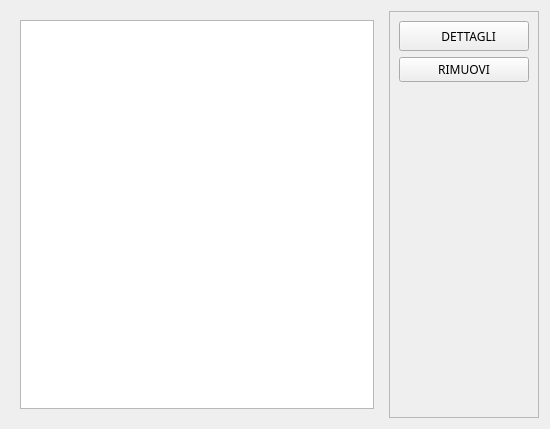
First picture: the form in projectIS/notifica/view/VistaNotifica.ui, repository chritianchiappa/progetto_panificio, before the edit.
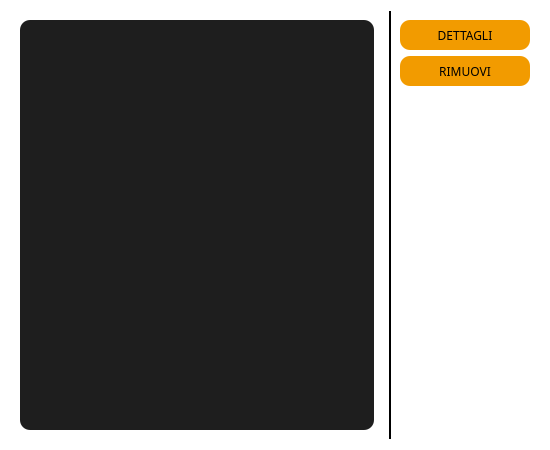
Second picture: the form after the edit. Icons and pictures are not drawn.

```diff
--- a/projectIS/notifica/view/VistaNotifica.ui
+++ b/projectIS/notifica/view/VistaNotifica.ui
@@ -7,13 +7,25 @@
     <x>0</x>
     <y>0</y>
     <width>550</width>
-    <height>429</height>
+    <height>450</height>
    </rect>
   </property>
+  <property name="sizePolicy">
+   <sizepolicy hsizetype="Expanding" vsizetype="Expanding">
+    <horstretch>0</horstretch>
+    <verstretch>0</verstretch>
+   </sizepolicy>
+  </property>
+  <property name="minimumSize">
+   <size>
+    <width>500</width>
+    <height>450</height>
+   </size>
+  </property>
   <property name="maximumSize">
    <size>
-    <width>550</width>
-    <height>430</height>
+    <width>600</width>
+    <height>550</height>
    </size>
   </property>
   <property name="font">
@@ -24,6 +36,11 @@
   <property name="windowTitle">
    <string>Form</string>
   </property>
+  <property name="styleSheet">
+   <string notr="true">background-color: rgb(255, 255, 255);
+color: rgb(0, 0, 0);
+border:none;</string>
+  </property>
   <layout class="QHBoxLayout" name="horizontalLayout">
    <item>
     <widget class="QStackedWidget" name="stackedWidget">
@@ -33,7 +50,32 @@
      <widget class="QWidget" name="page_1">
       <layout class="QVBoxLayout" name="verticalLayout_2">
        <item>
-        <widget class="QListView" name="list_view"/>
+        <widget class="QListView" name="list_view">
+         <property name="font">
+          <font>
+           <family>Tiro Kannada</family>
+          </font>
+         </property>
+         <property name="cursor" stdset="0">
+          <cursorShape>PointingHandCursor</cursorShape>
+         </property>
+         <property name="styleSheet">
+          <string notr="true">QListView{
+background-color:rgba(0,0,0,225);
+border-radius:10px;
+color:white;
+padding-left:5px;
+padding-top:10px;
+padding-right:5px;
+}
+
+QListView::item:selected {
+border-radius:3px;
+background-color: rgb(242, 155, 0);
+color:black;
+}</string>
+         </property>
+        </widget>
        </item>
       </layout>
      </widget>
@@ -116,6 +158,9 @@
        <height>16777215</height>
       </size>
      </property>
+     <property name="styleSheet">
+      <string notr="true">border-left:2px solid black;</string>
+     </property>
      <property name="frameShape">
       <enum>QFrame::StyledPanel</enum>
      </property>
@@ -124,46 +169,78 @@
      </property>
      <layout class="QVBoxLayout" name="verticalLayout">
       <item>
-       <widget class="QToolButton" name="dettagli_notifica_button">
-        <property name="sizePolicy">
-         <sizepolicy hsizetype="Minimum" vsizetype="Fixed">
-          <horstretch>0</horstretch>
-          <verstretch>0</verstretch>
-         </sizepolicy>
-        </property>
+       <widget class="QPushButton" name="dettagli_notifica_button">
         <property name="minimumSize">
          <size>
           <width>0</width>
           <height>30</height>
          </size>
         </property>
+        <property name="font">
+         <font>
+          <family>Tiro Kannada</family>
+         </font>
+        </property>
         <property name="cursor">
          <cursorShape>PointingHandCursor</cursorShape>
         </property>
-        <property name="layoutDirection">
-         <enum>Qt::LeftToRight</enum>
-        </property>
         <property name="styleSheet">
-         <string notr="true">padding-left:20px;</string>
+         <string notr="true">QPushButton{
+   
+	background-color: rgb(242, 155, 0);
+     border:none;
+     
+	color: rgb(0, 0, 0);
+     border-radius:10px;
+   
+}</string>
         </property>
         <property name="text">
-         <string>   DETTAGLI</string>
+         <string>DETTAGLI</string>
         </property>
         <property name="icon">
          <iconset resource="../../home/view/res.qrc">
           <normaloff>:/icone/icone/piu.png</normaloff>
           <normalon>:/icone/icone/meno.png</normalon>:/icone/icone/piu.png</iconset>
         </property>
+        <property name="iconSize">
+         <size>
+          <width>13</width>
+          <height>13</height>
+         </size>
+        </property>
         <property name="checkable">
          <bool>true</bool>
         </property>
-        <property name="toolButtonStyle">
-         <enum>Qt::ToolButtonTextBesideIcon</enum>
-        </property>
        </widget>
       </item>
       <item>
        <widget class="QPushButton" name="rimuovi_notifica_button">
+        <property name="minimumSize">
+         <size>
+          <width>0</width>
+          <height>30</height>
+         </size>
+        </property>
+        <property name="font">
+         <font>
+          <family>Tiro Kannada</family>
+         </font>
+        </property>
+        <property name="cursor">
+         <cursorShape>PointingHandCursor</cursorShape>
+        </property>
+        <property name="styleSheet">
+         <string notr="true">QPushButton{
+   
+	background-color: rgb(242, 155, 0);
+     border:none;
+     
+	color: rgb(0, 0, 0);
+     border-radius:10px;
+   
+}</string>
+        </property>
         <property name="text">
          <string>RIMUOVI</string>
         </property>
```
Left out of the diff: 17 changed lines with no effect on the pictures.
